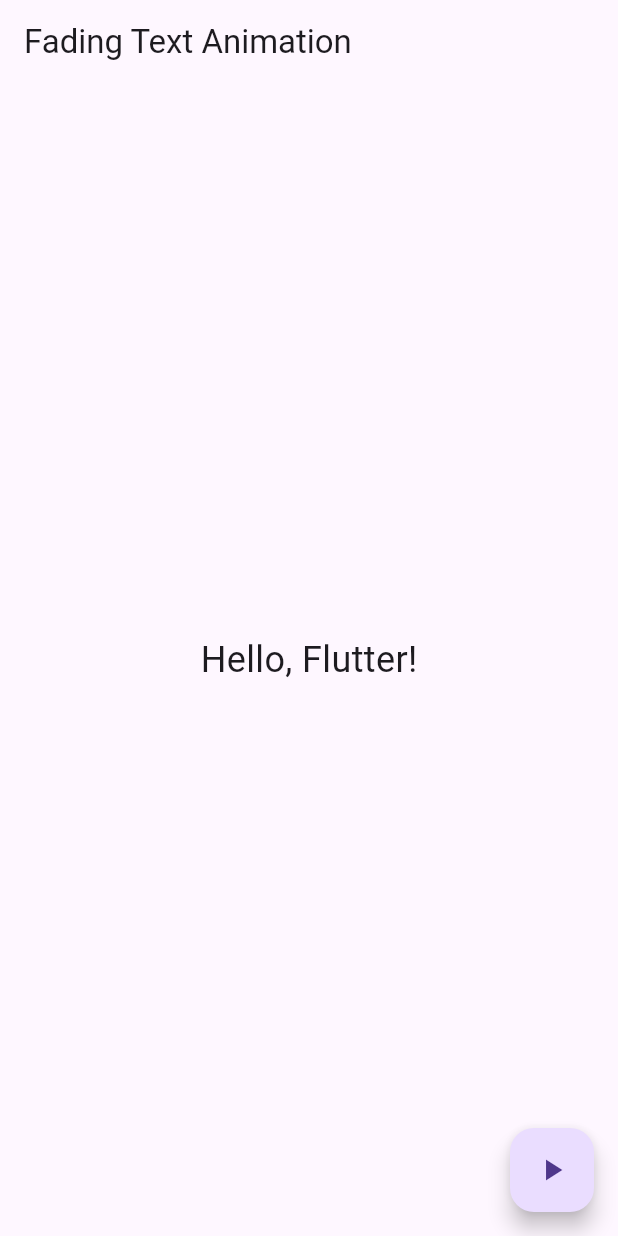
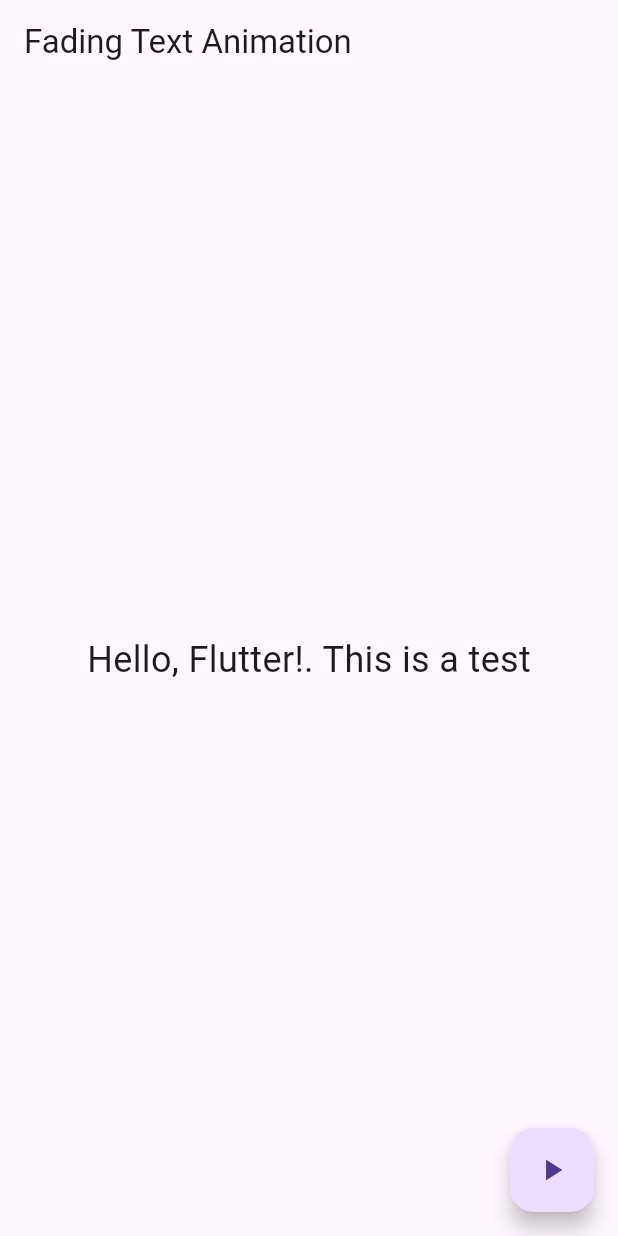
Before and after one commit to Mack-ux/Inclass7, a Flutter app: the screen it shows after launch, on a phone screen of 412 x 824 dp. Run offline on Flutter 3.47's test engine with Material 3 defaults, Android fonts, the phone set to English and light mode, and no system bars.

Commit message:
Trying different text

```diff
--- a/lib/main.dart
+++ b/lib/main.dart
@@ -32,7 +32,7 @@ child: AnimatedOpacity(
 opacity: _isVisible ? 1.0 : 0.0,
 duration: Duration(seconds: 1),
 child: Text(
-'Hello, Flutter!',
+'Hello, Flutter!. This is a test',
 style: TextStyle(fontSize: 24),
 ),
 ),
```
